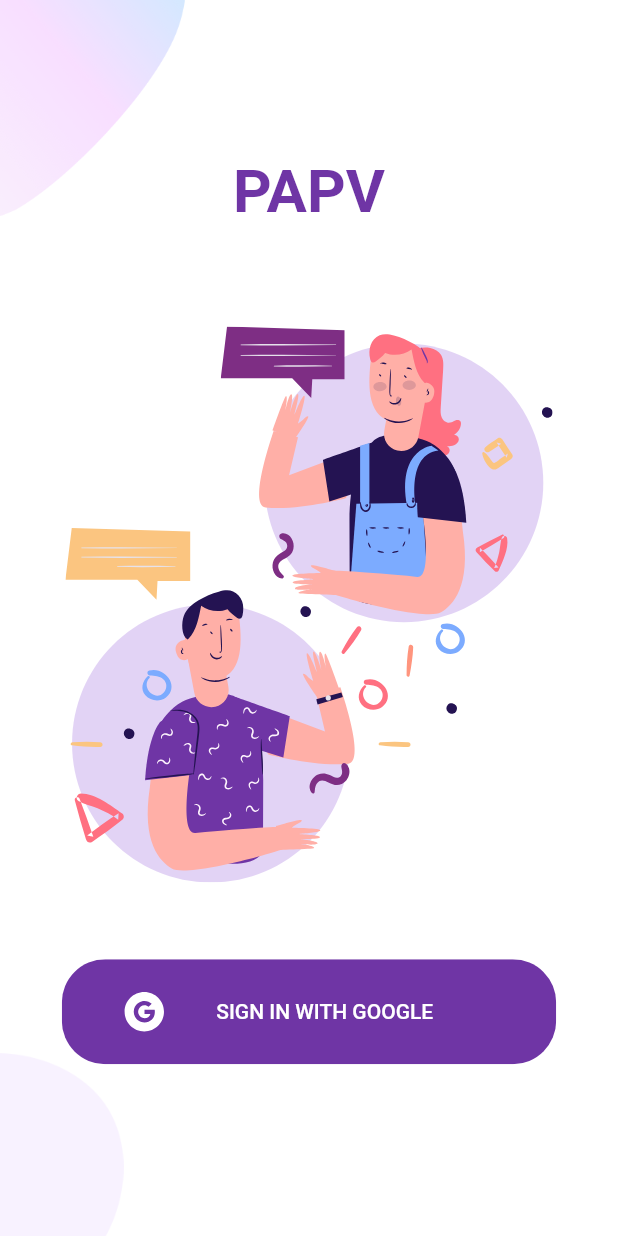
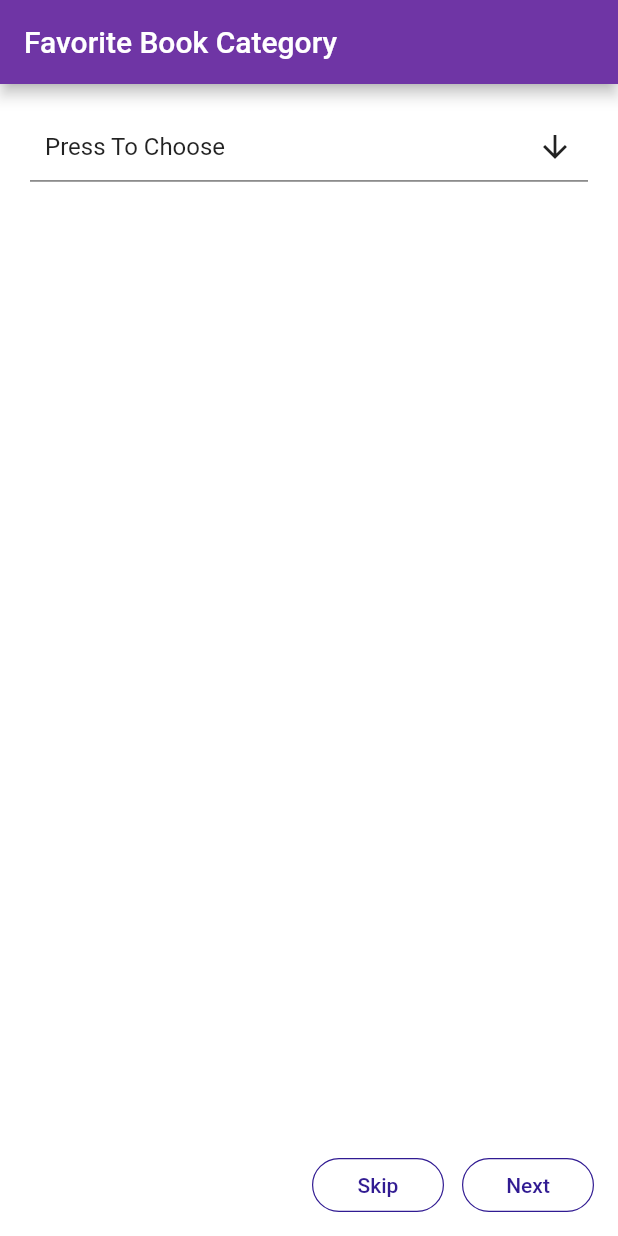
Before and after one commit to khanh585/Library-User-, a Flutter app: the screen it shows after launch, on a phone screen of 412 x 824 dp. Run offline on Flutter 3.47's test engine with Material 2 defaults, Android fonts, the phone set to English and light mode, and no system bars; drawn by our look-alikes of multi_select_flutter; our stand-ins replace ant_icons, flutter_rating_bar, flutter_slidable, flutter_svg, percent_indicator; missing offline and left inert: stack, syncfusion_flutter_barcodes; network calls fail.

Commit message:
FavoriteSelectionScreen

```diff
--- a/lib/main.dart
+++ b/lib/main.dart
@@ -1,4 +1,5 @@
 import 'package:user_library/constants.dart';
+import 'package:user_library/screen/favorite_selection_screen.dart';
 import 'package:user_library/screen/login_screen.dart';
 import 'package:user_library/bloc/category_bloc.dart';
 import 'package:user_library/context.dart';
@@ -73,7 +74,7 @@ class _MyHomePageState extends State<MyHomePage> {
     // cat_bloc.eventController.sink.add(FetchCategoryEvent());
     fetchCat();
 
-    return Login_Screen();
+    return Favorite_Selection_Screen();
     // return Feedback_Screen();
   }
 }
--- /dev/null
+++ b/lib/screen/favorite_selection_screen.dart
@@ -0,0 +1,292 @@
+import 'dart:ui';
+
+import 'package:flutter/material.dart';
+import 'package:multi_select_flutter/multi_select_flutter.dart';
+
+class Animal {
+  final int id;
+  final String name;
+
+  Animal({
+    this.id,
+    this.name,
+  });
+}
+
+class Favorite_Selection_Screen extends StatefulWidget {
+  Favorite_Selection_Screen({Key key, this.title}) : super(key: key);
+  final String title;
+  @override
+  _Favorite_Selection_ScreenState createState() =>
+      _Favorite_Selection_ScreenState();
+}
+
+class _Favorite_Selection_ScreenState extends State<Favorite_Selection_Screen> {
+  static List<Animal> _animals = [
+    Animal(id: 1, name: "Ngoai Ngu"),
+    Animal(id: 2, name: "Toan Hoc"),
+    Animal(id: 3, name: "Sinh Hoc"),
+    Animal(id: 4, name: "Hoa Hoc"),
+    Animal(id: 5, name: "Su Hoc"),
+    Animal(id: 6, name: "Dia Ly"),
+    Animal(id: 7, name: "Ngon Tinh"),
+    Animal(id: 8, name: "Trinh Tham"),
+    Animal(id: 9, name: "Thien Van Hoc"),
+    Animal(id: 10, name: "Triet Hoc"),
+    Animal(id: 11, name: "Nho Giao"),
+    Animal(id: 12, name: "Am Nhac"),
+    Animal(id: 13, name: "Thieu Nhi"),
+    Animal(id: 14, name: "Truyen Tranh"),
+    Animal(id: 15, name: "Khoa Hoc"),
+    Animal(id: 16, name: "Kinh Te"),
+    Animal(id: 17, name: "Qqqqq"),
+    Animal(id: 18, name: "Wwwww"),
+    Animal(id: 19, name: "Eeeee"),
+    Animal(id: 20, name: "Rrrrrr"),
+    Animal(id: 21, name: "Ttttttt"),
+    Animal(id: 22, name: "Yyyyyyy"),
+    Animal(id: 23, name: "Uuuuuu"),
+    Animal(id: 24, name: "Iiiiiii"),
+    Animal(id: 25, name: "Abcdef"),
+    Animal(id: 26, name: "Pooooooo"),
+    Animal(id: 27, name: "Dertyui"),
+  ];
+  final _items = _animals
+      .map((animal) => MultiSelectItem<Animal>(animal, animal.name))
+      .toList();
+  List<Animal> _selectedAnimals = [];
+  List<Animal> _selectedAnimals2 = [];
+  List<Animal> _selectedAnimals3 = [];
+  List<Animal> _selectedAnimals4 = [];
+  List<Animal> _selectedAnimals5 = [];
+  final _multiSelectKey = GlobalKey<FormFieldState>();
+
+  @override
+  void initState() {
+    _selectedAnimals5 = _animals;
+    super.initState();
+  }
+
+  @override
+  Widget build(BuildContext context) {
+    return Scaffold(
+      floatingActionButtonLocation: FloatingActionButtonLocation.endDocked,
+      floatingActionButton: Container(
+        margin: EdgeInsets.only(bottom: 10),
+        child: Row(
+          mainAxisAlignment: MainAxisAlignment.end,
+          children: [
+            Container(
+              margin: EdgeInsets.only(right: 12),
+              child: FlatButton(
+                onPressed: () {},
+                child: Text(
+                  'Skip',
+                  style: TextStyle(
+                    fontSize: 14,
+                  ),
+                ),
+                textColor: Colors.deepPurple[900],
+                shape: StadiumBorder(
+                  side: BorderSide(
+                    color: Colors.deepPurple[900],
+                    width: 0.8,
+                  ),
+                ),
+              ),
+            ),
+            Container(
+              child: FlatButton(
+                onPressed: () {},
+                child: Text(
+                  'Next',
+                  style: TextStyle(
+                    fontSize: 14,
+                  ),
+                ),
+                textColor: Colors.deepPurple[900],
+                shape: StadiumBorder(
+                  side: BorderSide(
+                    color: Colors.deepPurple[900],
+                    width: 0.8,
+                  ),
+                ),
+              ),
+            ),
+          ],
+        ),
+      ),
+      appBar: AppBar(
+        title: Text('Favorite Book Category'),
+      ),
+      body: SingleChildScrollView(
+        child: Container(
+          alignment: Alignment.center,
+          padding: EdgeInsets.all(20),
+          child: Column(
+            children: <Widget>[
+              // SizedBox(height: 40),
+              // //################################################################################################
+              // // Rounded blue MultiSelectDialogField
+              // //################################################################################################
+              // MultiSelectDialogField(
+              //   items: _items,
+              //   title: Text("Animals"),
+              //   selectedColor: Colors.blue,
+              //   decoration: BoxDecoration(
+              //     color: Colors.blue.withOpacity(0.1),
+              //     borderRadius: BorderRadius.all(Radius.circular(40)),
+              //     border: Border.all(
+              //       color: Colors.blue,
+              //       width: 2,
+              //     ),
+              //   ),
+              //   buttonIcon: Icon(
+              //     Icons.pets,
+              //     color: Colors.blue,
+              //   ),
+              //   buttonText: Text(
+              //     "Favorite Animals",
+              //     style: TextStyle(
+              //       color: Colors.blue[800],
+              //       fontSize: 16,
+              //     ),
+              //   ),
+              //   onConfirm: (results) {
+              //     _selectedAnimals = results;
+              //   },
+              // ),
+              // SizedBox(height: 50),
+              //################################################################################################
+              // This MultiSelectBottomSheetField has no decoration, but is instead wrapped in a Container that has
+              // decoration applied. This allows the ChipDisplay to render inside the same Container.
+              //################################################################################################
+              // Container(
+              //   decoration: BoxDecoration(
+              //     color: Theme.of(context).primaryColor.withOpacity(.4),
+              //     border: Border.all(
+              //       color: Theme.of(context).primaryColor,
+              //       width: 2,
+              //     ),
+              //   ),
+              //   child: Column(
+              //     children: <Widget>[
+              //       MultiSelectBottomSheetField(
+              //         initialChildSize: 0.4,
+              //         listType: MultiSelectListType.CHIP,
+              //         searchable: true,
+              //         buttonText: Text("Favorite Animals"),
+              //         title: Text("Animals"),
+              //         items: _items,
+              //         onConfirm: (values) {
+              //           _selectedAnimals2 = values;
+              //         },
+              //         chipDisplay: MultiSelectChipDisplay(
+              //           onTap: (value) {
+              //             setState(() {
+              //               _selectedAnimals2.remove(value);
+              //             });
+              //           },
+              //         ),
+              //       ),
+              //       _selectedAnimals2 == null || _selectedAnimals2.isEmpty
+              //           ? Container(
+              //               padding: EdgeInsets.all(10),
+              //               alignment: Alignment.centerLeft,
+              //               child: Text(
+              //                 "None selected",
+              //                 style: TextStyle(color: Colors.black54),
+              //               ))
+              //           : Container(),
+              //     ],
+              //   ),
+              // ),
+              // SizedBox(height: 40),
+              //################################################################################################
+              // MultiSelectBottomSheetField with validators
+              //################################################################################################
+              MultiSelectBottomSheetField<Animal>(
+                key: _multiSelectKey,
+                initialChildSize: 0.7,
+                maxChildSize: 0.95,
+                title: Text("Book Categories"),
+                buttonText: Text(
+                  "Press To Choose",
+                  style: TextStyle(fontSize: 16),
+                ),
+                items: _items,
+                searchable: true,
+                validator: (values) {
+                  if (values == null || values.isEmpty) {
+                    return "Required";
+                  }
+                  List<String> names = values.map((e) => e.name).toList();
+                  if (names.contains("Frog")) {
+                    return "Frogs are weird!";
+                  }
+                  return null;
+                },
+                onConfirm: (values) {
+                  setState(() {
+                    _selectedAnimals3 = values;
+                  });
+                  _multiSelectKey.currentState.validate();
+                },
+                chipDisplay: MultiSelectChipDisplay(
+                  onTap: (item) {
+                    setState(() {
+                      _selectedAnimals3.remove(item);
+                    });
+                    _multiSelectKey.currentState.validate();
+                  },
+                  icon: Icon(
+                    Icons.clear_rounded,
+                    size: 5,
+                    color: Colors.red,
+                  ),
+                  chipColor: Colors.white,
+                  textStyle: TextStyle(
+                    color: Colors.deepPurple[900],
+                    fontSize: 14,
+                  ),
+                  shape: StadiumBorder(
+                    side: BorderSide(
+                      color: Colors.deepPurple[900],
+                      width: 0.8,
+                    ),
+                  ),
+                ),
+              ),
+              SizedBox(height: 40),
+              //################################################################################################
+              // MultiSelectChipField
+              //################################################################################################
+              // MultiSelectChipField(
+              //   items: _items,
+              //   title: Text("Animals"),
+              //   headerColor: Colors.blue.withOpacity(0.5),
+              //   decoration: BoxDecoration(
+              //     border: Border.all(color: Colors.blue[700], width: 1.8),
+              //   ),
+              //   selectedChipColor: Colors.blue.withOpacity(0.5),
+              //   selectedTextStyle: TextStyle(color: Colors.blue[800]),
+              //   onTap: (values) {
+              //     _selectedAnimals4 = values;
+              //   },
+              // ),
+              // SizedBox(height: 40),
+              //################################################################################################
+              // MultiSelectDialogField with initial values
+              //################################################################################################
+              // MultiSelectDialogField(
+              //   items: _items,
+              //   initialValue:
+              //       _selectedAnimals5, // setting the value of this in initState() to pre-select values.
+              // ),
+            ],
+          ),
+        ),
+      ),
+    );
+  }
+}
--- a/pubspec.yaml
+++ b/pubspec.yaml
@@ -37,6 +37,7 @@ dependencies:
   # Use with the CupertinoIcons class for iOS style icons.
   cupertino_icons: ^1.0.0
   flutter_svg: ^0.19.2+1
+  multi_select_flutter: ^3.1.6
 
 dev_dependencies:
   flutter_test:
```
Also changed, not shown: pubspec.lock.
